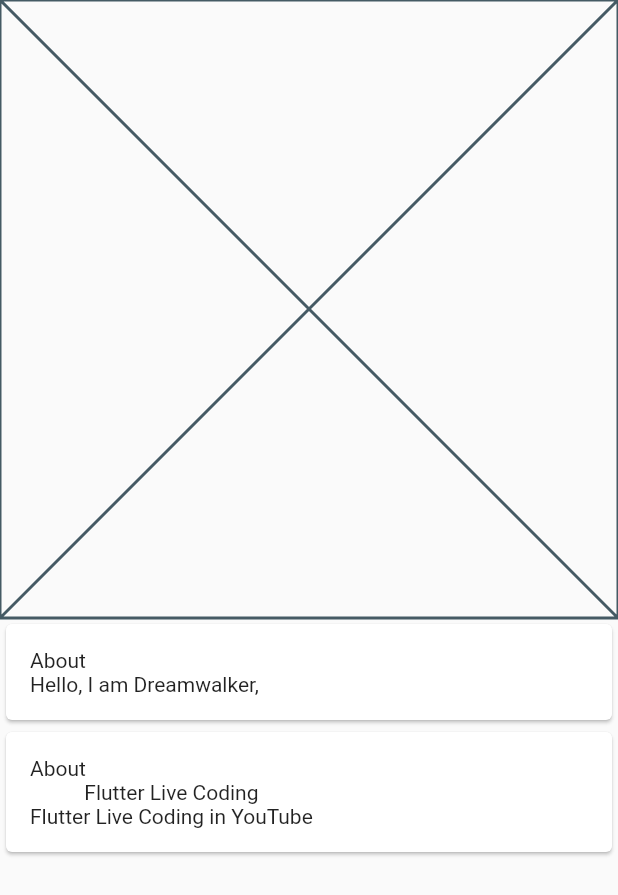
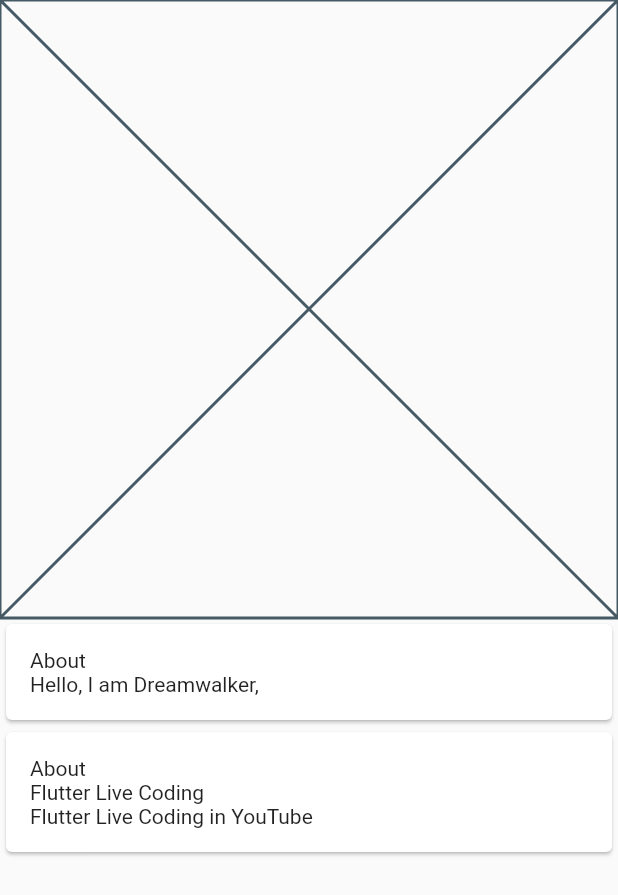
Before and after one commit to JAICHANGPARK/flutter_notebook_8th_story, a Flutter app: the ProfilePage screen opened directly, on a phone screen of 412 x 824 dp. Shown: the top 895 px of the screen. Run offline on Flutter 3.47's test engine with Material 2 defaults, Android fonts, the phone set to English and light mode, and no system bars; our stand-ins replace badges, flutter_hooks, google_fonts, hooks_riverpod, state_notifier; network calls fail.

Commit message:
Update profile_page.dart

```diff
--- a/lib/ep580_linkedin_app/profile_page.dart
+++ b/lib/ep580_linkedin_app/profile_page.dart
@@ -47,8 +47,11 @@ class _ProfilePageState extends State<ProfilePage> {
                             Text("About"),
                             Row(
                               children: [
+                                Container(),
                                 Column(
+                                  crossAxisAlignment: CrossAxisAlignment.start,
                                   children: [
+
                                     Text("Flutter Live Coding"),
                                     Text("Flutter Live Coding in YouTube"),
                                   ],
```
